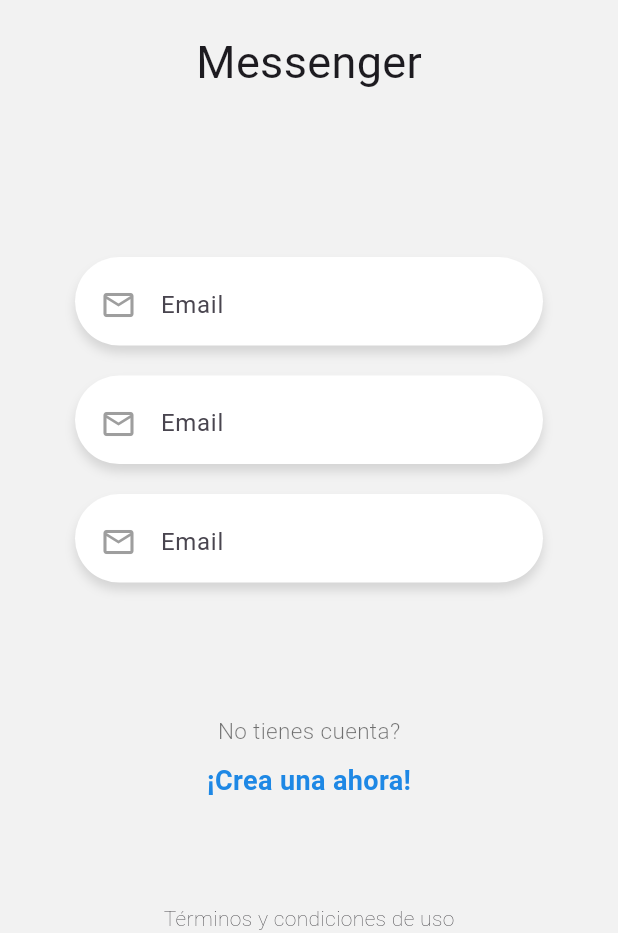
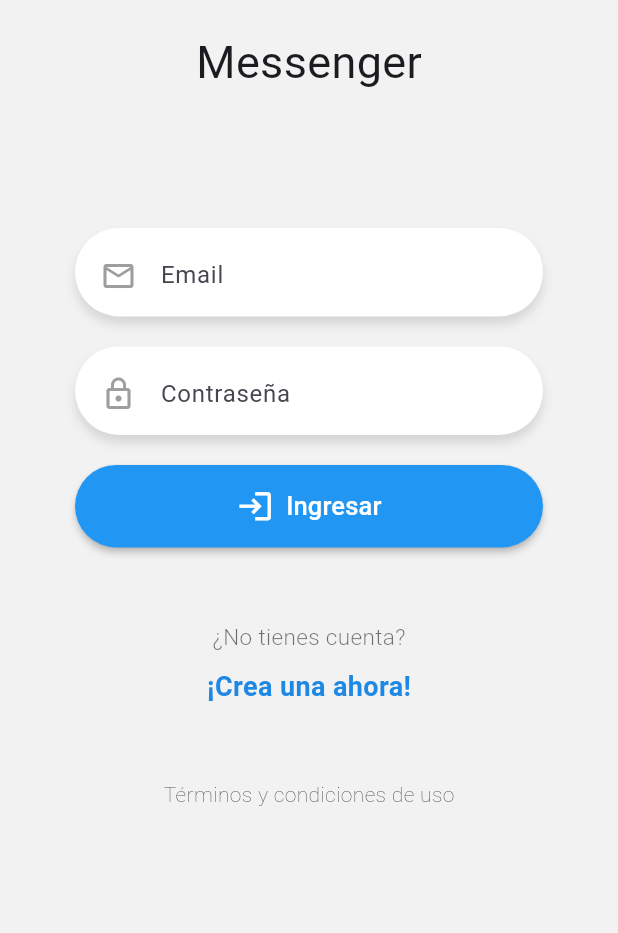
Before and after one commit to fswebcoder/chat, a Flutter app: the screen it shows after launch, on a phone screen of 412 x 824 dp, the part 303-1236 px from its top. Run offline on Flutter 3.47's test engine with Material 3 defaults, Android fonts, the phone set to English and light mode, and no system bars.

```diff
--- a/lib/pages/login_page.dart
+++ b/lib/pages/login_page.dart
@@ -1,4 +1,7 @@
+import 'package:chat/widgets/btn_blue.dart';
 import 'package:chat/widgets/custom_input.dart';
+import 'package:chat/widgets/custom_label.dart';
+import 'package:chat/widgets/logo.dart';
 import 'package:flutter/material.dart';
 
 class LoginPage extends StatelessWidget {
@@ -6,41 +9,32 @@ class LoginPage extends StatelessWidget {
 
   @override
   Widget build(BuildContext context) {
-    return const Scaffold(
-        backgroundColor: Color(0xffF2F2F2),
+    return Scaffold(
+        backgroundColor: const Color(0xffF2F2F2),
         body: SafeArea(
-          child: Column(
+          maintainBottomViewPadding: false,
+          child: SingleChildScrollView(
+            physics: const BouncingScrollPhysics(),
+            child: Container(
+              height: MediaQuery.of(context).size.height * 0.9,
+              child: const Column(
                 mainAxisAlignment: MainAxisAlignment.spaceBetween,
                 children: [
-              _Logo(),
+                  Logo(
+                    message: 'Messenger',
+                  ),
                   _Form(),
-              _Labels(),
+                  CustomLabel(
+                      titleOne: '¿No tienes cuenta?',
+                      titleTwo: '¡Crea una ahora!',
+                      ruta: 'register'),
                   Text('Términos y condiciones de uso',
                       style: TextStyle(fontWeight: FontWeight.w200))
                 ],
               ),
-        ));
-  }
-}
-
-class _Logo extends StatelessWidget {
-  const _Logo();
-
-  @override
-  Widget build(BuildContext context) {
-    return Center(
-      child: Container(
-        margin: const EdgeInsets.only(top: 50),
-        width: 220,
-        child: const Column(
-          children: [
-            Image(image: AssetImage('assets/tag-logo.png')),
-            SizedBox(height: 20),
-            Text('Messenger', style: TextStyle(fontSize: 30))
-          ],
             ),
           ),
-    );
+        ));
   }
 }
 
@@ -53,7 +47,8 @@ class _Form extends StatefulWidget {
 
 class _FormState extends State<_Form> {
   final FocusNode _focusNode = FocusNode();
-
+  final TextEditingController emailCtrl = TextEditingController();
+  final TextEditingController passwordCtrl = TextEditingController();
   @override
   void dispose() {
     _focusNode.dispose();
@@ -66,33 +61,27 @@ class _FormState extends State<_Form> {
       margin: const EdgeInsets.only(top: 40),
       padding: const EdgeInsets.symmetric(horizontal: 50),
       child: Column(children: [
-        CustomInput(),
-        CustomInput(),
-        CustomInput(),
+        CustomInput(
+          icon: Icons.mail_outline,
+          placeholder: 'Email',
+          keyboardType: TextInputType.emailAddress,
+          textController: emailCtrl,
+        ),
+        CustomInput(
+          icon: Icons.lock_outline,
+          placeholder: 'Contraseña',
+          keyboardType: TextInputType.text,
+          textController: passwordCtrl,
+          isPassword: true,
+        ),
+        BtnBlue(
+          title: 'Ingresar',
+          onPressed: () {
+            print(emailCtrl.text);
+            print(passwordCtrl.text);
+          },
+        )
       ]),
     );
   }
 }
-
-class _Labels extends StatelessWidget {
-  const _Labels();
-
-  @override
-  Widget build(BuildContext context) {
-    return Column(
-      children: [
-        const Text('No tienes cuenta?',
-            style: TextStyle(
-                color: Colors.black54,
-                fontSize: 15,
-                fontWeight: FontWeight.w300)),
-        const SizedBox(height: 10),
-        Text('¡Crea una ahora!',
-            style: TextStyle(
-                color: Colors.blue[600],
-                fontSize: 18,
-                fontWeight: FontWeight.bold))
-      ],
-    );
-  }
-}
--- /dev/null
+++ b/lib/widgets/btn_blue.dart
@@ -0,0 +1,36 @@
+import 'package:flutter/material.dart';
+
+class BtnBlue extends StatelessWidget {
+  final String? title;
+  final Function()? onPressed;
+
+  const BtnBlue({super.key, this.title, this.onPressed});
+
+  @override
+  Widget build(BuildContext context) {
+    return ElevatedButton(
+        onPressed: onPressed,
+        style: ElevatedButton.styleFrom(
+            backgroundColor: Colors.blue,
+            elevation: 2,
+            shape: const StadiumBorder()),
+        child: SizedBox(
+          width: double.infinity,
+          height: 55,
+          child: Row(
+            mainAxisAlignment: MainAxisAlignment.center,
+            children: [
+              const Icon(Icons.login, size: 25, color: Colors.white),
+              const SizedBox(width: 8),
+              Center(
+                  child: Text(title!,
+                      style: const TextStyle(
+                        fontSize: 17,
+                        color: Colors.white,
+                      ),
+                      textAlign: TextAlign.center))
+            ],
+          ),
+        ));
+  }
+}
--- a/lib/widgets/custom_input.dart
+++ b/lib/widgets/custom_input.dart
@@ -1,8 +1,21 @@
 import 'package:flutter/material.dart';
 
 class CustomInput extends StatelessWidget {
+  final IconData icon;
+  final String placeholder;
+  final TextEditingController textController;
+  final TextInputType keyboardType;
+  final bool isPassword;
+
   final FocusNode _focusNode = FocusNode();
-  CustomInput({super.key});
+  CustomInput(
+      {super.key,
+      required this.icon,
+      required this.placeholder,
+      required this.textController,
+      this.keyboardType = TextInputType.text,
+      this.isPassword = false});
+
   @override
   Widget build(BuildContext context) {
     return Container(
@@ -17,13 +30,15 @@ class CustomInput extends StatelessWidget {
       ),
       child: TextField(
         focusNode: _focusNode,
+        obscureText: isPassword,
         autocorrect: false,
-        keyboardType: TextInputType.emailAddress,
+        controller: textController,
+        keyboardType: keyboardType,
         decoration: InputDecoration(
             focusedBorder: InputBorder.none,
             border: InputBorder.none,
-            hintText: 'Email',
-            prefixIcon: Icon(Icons.mail_outline,
+            hintText: placeholder,
+            prefixIcon: Icon(icon,
                 color: _focusNode.hasFocus ? Colors.blue : Colors.grey),
             contentPadding: const EdgeInsets.symmetric(vertical: 15)),
         onTap: () {},
--- /dev/null
+++ b/lib/widgets/custom_label.dart
@@ -0,0 +1,33 @@
+import 'package:flutter/material.dart';
+
+class CustomLabel extends StatelessWidget {
+  final String titleOne;
+  final String? titleTwo;
+  final String ruta;
+  const CustomLabel(
+      {super.key, required this.titleOne, this.titleTwo, required this.ruta});
+
+  @override
+  Widget build(BuildContext context) {
+    return Column(
+      children: [
+        Text(titleOne,
+            style: const TextStyle(
+                color: Colors.black54,
+                fontSize: 15,
+                fontWeight: FontWeight.w300)),
+        const SizedBox(height: 10),
+        GestureDetector(
+          onTap: () {
+            Navigator.pushReplacementNamed(context, ruta);
+          },
+          child: Text(titleTwo!,
+              style: TextStyle(
+                  color: Colors.blue[600],
+                  fontSize: 18,
+                  fontWeight: FontWeight.bold)),
+        )
+      ],
+    );
+  }
+}
--- /dev/null
+++ b/lib/widgets/logo.dart
@@ -0,0 +1,23 @@
+import 'package:flutter/material.dart';
+
+class Logo extends StatelessWidget {
+  final String message;
+  const Logo({super.key, required this.message});
+
+  @override
+  Widget build(BuildContext context) {
+    return Center(
+      child: Container(
+        margin: const EdgeInsets.only(top: 50),
+        width: 220,
+        child: Column(
+          children: [
+            Image(image: AssetImage('assets/tag-logo.png')),
+            SizedBox(height: 20),
+            Text(message, style: const TextStyle(fontSize: 30))
+          ],
+        ),
+      ),
+    );
+  }
+}
```
Also changed, not shown: lib/pages/register_page.dart (+85 -1 lines). Lines whose indentation alone changed are shown as unchanged.
